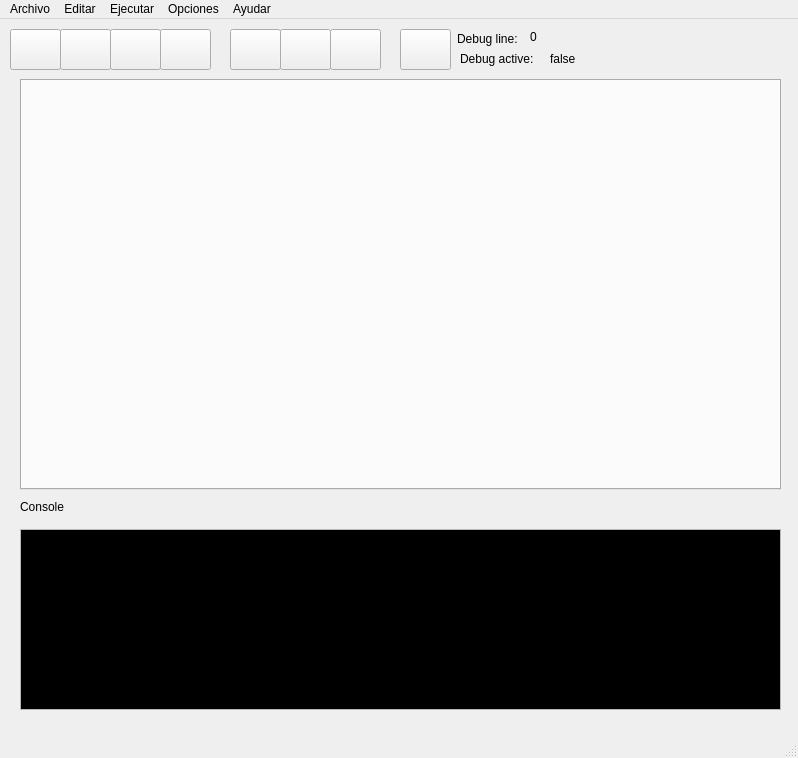
Old version of the form ui/main.ui in the repository herberthobregon/compi2py.
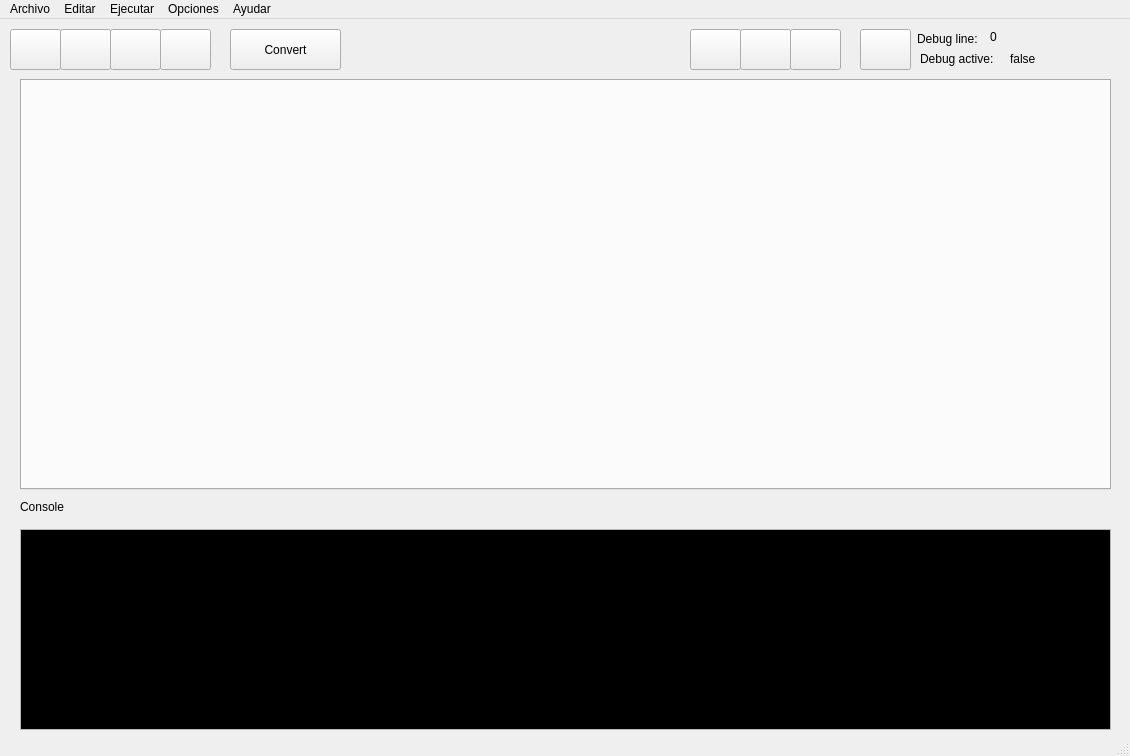
New version of the form. Icons and pictures are not drawn.

Patch:
```diff
--- a/ui/main.ui
+++ b/ui/main.ui
@@ -6,8 +6,8 @@
    <rect>
     <x>0</x>
     <y>0</y>
-    <width>798</width>
-    <height>758</height>
+    <width>1130</width>
+    <height>756</height>
    </rect>
   </property>
   <property name="windowTitle">
@@ -63,7 +63,7 @@
    <widget class="QPushButton" name="btnDebug">
     <property name="geometry">
      <rect>
-      <x>280</x>
+      <x>740</x>
       <y>10</y>
       <width>51</width>
       <height>41</height>
@@ -109,7 +109,7 @@
    <widget class="QPushButton" name="btnStopRun">
     <property name="geometry">
      <rect>
-      <x>330</x>
+      <x>790</x>
       <y>10</y>
       <width>51</width>
       <height>41</height>
@@ -134,7 +134,7 @@
      <rect>
       <x>20</x>
       <y>60</y>
-      <width>761</width>
+      <width>1091</width>
       <height>411</height>
      </rect>
     </property>
@@ -156,8 +156,8 @@
      <rect>
       <x>20</x>
       <y>510</y>
-      <width>761</width>
-      <height>181</height>
+      <width>1091</width>
+      <height>201</height>
      </rect>
     </property>
     <property name="palette">
@@ -297,7 +297,7 @@
    <widget class="QPushButton" name="btnRunDesc">
     <property name="geometry">
      <rect>
-      <x>230</x>
+      <x>690</x>
       <y>10</y>
       <width>51</width>
       <height>41</height>
@@ -320,7 +320,7 @@
    <widget class="QPushButton" name="btn_step_debbuger">
     <property name="geometry">
      <rect>
-      <x>400</x>
+      <x>860</x>
       <y>10</y>
       <width>51</width>
       <height>41</height>
@@ -343,7 +343,7 @@
    <widget class="QLabel" name="lbConsole_2">
     <property name="geometry">
      <rect>
-      <x>457</x>
+      <x>917</x>
       <y>10</y>
       <width>71</width>
       <height>20</height>
@@ -356,7 +356,7 @@
    <widget class="QLabel" name="debugline">
     <property name="geometry">
      <rect>
-      <x>530</x>
+      <x>990</x>
       <y>10</y>
       <width>58</width>
       <height>16</height>
@@ -369,7 +369,7 @@
    <widget class="QLabel" name="lbConsole_3">
     <property name="geometry">
      <rect>
-      <x>460</x>
+      <x>920</x>
       <y>30</y>
       <width>91</width>
       <height>20</height>
@@ -382,7 +382,7 @@
    <widget class="QLabel" name="lb_debug_active">
     <property name="geometry">
      <rect>
-      <x>550</x>
+      <x>1010</x>
       <y>30</y>
       <width>91</width>
       <height>20</height>
@@ -392,13 +392,36 @@
      <string>false</string>
     </property>
    </widget>
+   <widget class="QPushButton" name="btnRunDesc_2">
+    <property name="geometry">
+     <rect>
+      <x>230</x>
+      <y>10</y>
+      <width>111</width>
+      <height>41</height>
+     </rect>
+    </property>
+    <property name="text">
+     <string>Convert</string>
+    </property>
+    <property name="icon">
+     <iconset>
+      <normaloff>../static/icons/twotone_play_circle_filled_black_24dp.png</normaloff>../static/icons/twotone_play_circle_filled_black_24dp.png</iconset>
+    </property>
+    <property name="iconSize">
+     <size>
+      <width>24</width>
+      <height>24</height>
+     </size>
+    </property>
+   </widget>
   </widget>
   <widget class="QMenuBar" name="menubar">
    <property name="geometry">
     <rect>
      <x>0</x>
      <y>0</y>
-     <width>798</width>
+     <width>1130</width>
      <height>22</height>
     </rect>
    </property>
```
Left out of the diff: 63 changed lines with no effect on the pictures.
